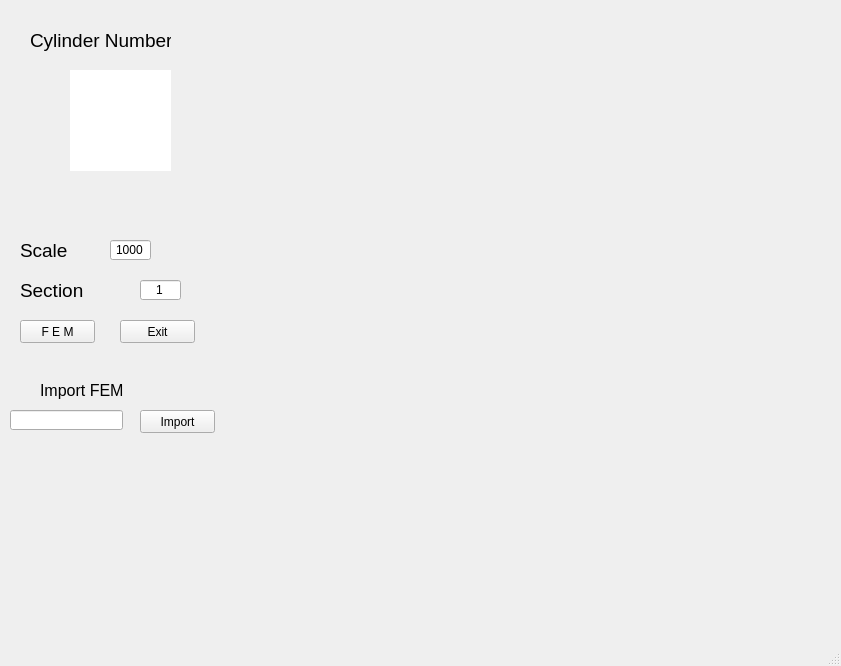
JayJoeAy/jjff, file BDwindow.ui: the form before one commit.
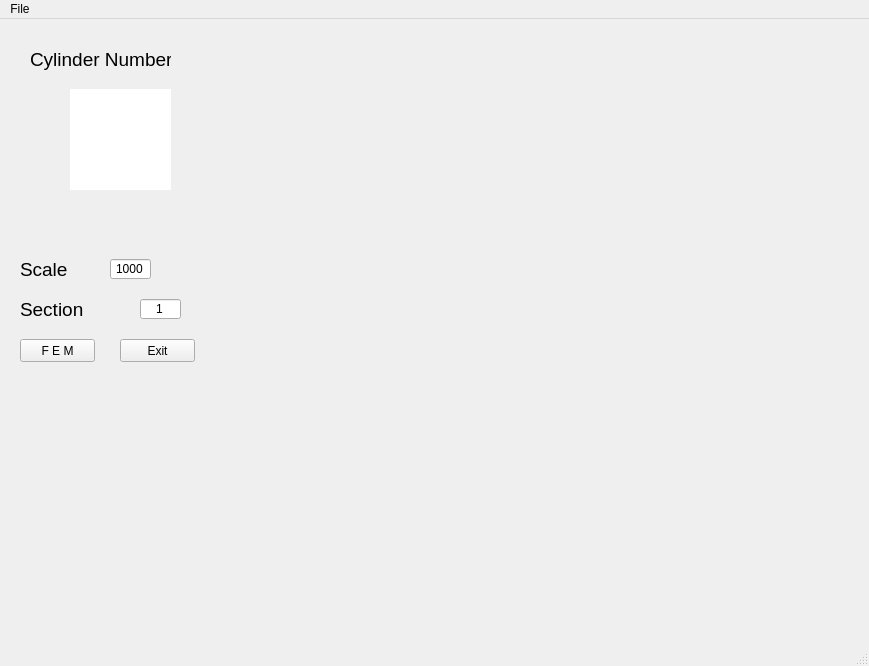
The form after the commit.

Commit message: import is now added in the file menubar

What changed in the file:
```diff
--- a/BDwindow.ui
+++ b/BDwindow.ui
@@ -6,7 +6,7 @@
    <rect>
     <x>0</x>
     <y>0</y>
-    <width>841</width>
+    <width>869</width>
     <height>666</height>
    </rect>
   </property>
@@ -156,57 +156,23 @@
      <string>Section</string>
     </property>
    </widget>
-   <widget class="QLabel" name="label_4">
-    <property name="geometry">
-     <rect>
-      <x>40</x>
-      <y>380</y>
-      <width>91</width>
-      <height>21</height>
-     </rect>
-    </property>
-    <property name="font">
-     <font>
-      <pointsize>12</pointsize>
-     </font>
-    </property>
-    <property name="text">
-     <string>Import FEM</string>
-    </property>
-   </widget>
-   <widget class="QPushButton" name="openButt">
-    <property name="geometry">
-     <rect>
-      <x>140</x>
-      <y>410</y>
-      <width>75</width>
-      <height>23</height>
-     </rect>
-    </property>
-    <property name="text">
-     <string>Import</string>
-    </property>
-   </widget>
-   <widget class="QLineEdit" name="FEMAdd">
-    <property name="geometry">
-     <rect>
-      <x>10</x>
-      <y>410</y>
-      <width>113</width>
-      <height>20</height>
-     </rect>
-    </property>
-   </widget>
   </widget>
   <widget class="QMenuBar" name="menubar">
    <property name="geometry">
     <rect>
      <x>0</x>
      <y>0</y>
-     <width>841</width>
+     <width>869</width>
      <height>21</height>
     </rect>
    </property>
+   <widget class="QMenu" name="menuFile">
+    <property name="title">
+     <string>File</string>
+    </property>
+    <addaction name="actionOpen"/>
+   </widget>
+   <addaction name="menuFile"/>
   </widget>
   <widget class="QStatusBar" name="statusbar"/>
  </widget>
```
Left out of the diff: 5 changed lines with no effect on the pictures. The commit also changes 1 other file.
